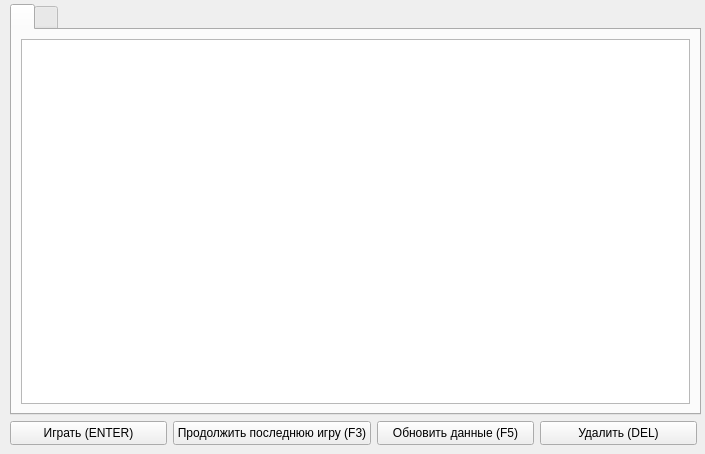
Qt form manager.ui (mee1b/AGL-Player) before a commit.
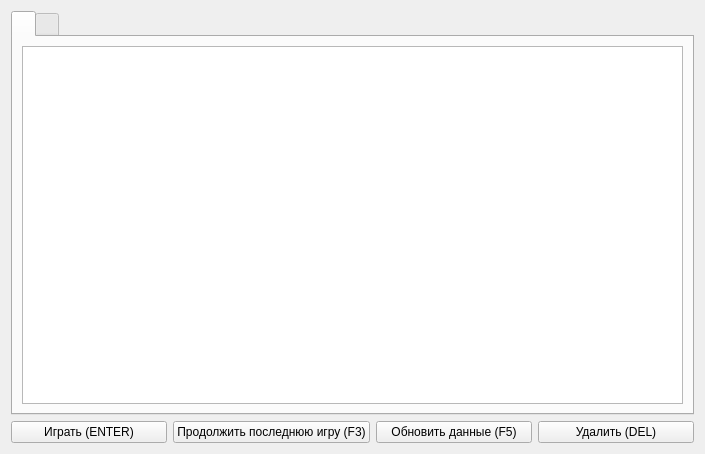
The same form after that commit.

The edit to the form file:
```diff
--- a/manager.ui
+++ b/manager.ui
@@ -25,88 +25,9 @@
   <property name="windowTitle">
    <string>Form</string>
   </property>
-  <widget class="QPushButton" name="b_LastSaveContin">
-   <property name="enabled">
-    <bool>true</bool>
-   </property>
-   <property name="geometry">
-    <rect>
-     <x>173</x>
-     <y>421</y>
-     <width>198</width>
-     <height>24</height>
-    </rect>
-   </property>
-   <property name="focusPolicy">
-    <enum>Qt::FocusPolicy::StrongFocus</enum>
-   </property>
-   <property name="layoutDirection">
-    <enum>Qt::LayoutDirection::LeftToRight</enum>
-   </property>
-   <property name="text">
-    <string>Продолжить последнюю игру (F3)</string>
-   </property>
-  </widget>
-  <widget class="QPushButton" name="b_StartGame">
-   <property name="enabled">
-    <bool>true</bool>
-   </property>
-   <property name="geometry">
-    <rect>
-     <x>10</x>
-     <y>421</y>
-     <width>157</width>
-     <height>24</height>
-    </rect>
-   </property>
-   <property name="text">
-    <string>Играть (ENTER)</string>
-   </property>
-  </widget>
-  <widget class="QPushButton" name="b_Updata">
-   <property name="enabled">
-    <bool>true</bool>
-   </property>
-   <property name="geometry">
-    <rect>
-     <x>377</x>
-     <y>421</y>
-     <width>157</width>
-     <height>24</height>
-    </rect>
-   </property>
-   <property name="layoutDirection">
-    <enum>Qt::LayoutDirection::LeftToRight</enum>
-   </property>
-   <property name="text">
-    <string>Обновить данные (F5)</string>
-   </property>
-  </widget>
-  <widget class="QPushButton" name="b_Delete">
-   <property name="enabled">
-    <bool>true</bool>
-   </property>
-   <property name="geometry">
-    <rect>
-     <x>540</x>
-     <y>421</y>
-     <width>157</width>
-     <height>24</height>
-    </rect>
-   </property>
-   <property name="text">
-    <string>Удалить (DEL)</string>
-   </property>
-  </widget>
+  <layout class="QGridLayout" name="gridLayout">
+   <item row="0" column="0" colspan="4">
   <widget class="QTabWidget" name="switchGame">
-   <property name="geometry">
-    <rect>
-     <x>10</x>
-     <y>4</y>
-     <width>691</width>
-     <height>411</height>
-    </rect>
-   </property>
    <property name="currentIndex">
     <number>0</number>
    </property>
@@ -143,6 +64,57 @@
     </layout>
    </widget>
   </widget>
+   </item>
+   <item row="1" column="0">
+    <widget class="QPushButton" name="b_StartGame">
+     <property name="enabled">
+      <bool>true</bool>
+     </property>
+     <property name="text">
+      <string>Играть (ENTER)</string>
+     </property>
+    </widget>
+   </item>
+   <item row="1" column="1">
+    <widget class="QPushButton" name="b_LastSaveContin">
+     <property name="enabled">
+      <bool>true</bool>
+     </property>
+     <property name="focusPolicy">
+      <enum>Qt::FocusPolicy::StrongFocus</enum>
+     </property>
+     <property name="layoutDirection">
+      <enum>Qt::LayoutDirection::LeftToRight</enum>
+     </property>
+     <property name="text">
+      <string>Продолжить последнюю игру (F3)</string>
+     </property>
+    </widget>
+   </item>
+   <item row="1" column="2">
+    <widget class="QPushButton" name="b_Updata">
+     <property name="enabled">
+      <bool>true</bool>
+     </property>
+     <property name="layoutDirection">
+      <enum>Qt::LayoutDirection::LeftToRight</enum>
+     </property>
+     <property name="text">
+      <string>Обновить данные (F5)</string>
+     </property>
+    </widget>
+   </item>
+   <item row="1" column="3">
+    <widget class="QPushButton" name="b_Delete">
+     <property name="enabled">
+      <bool>true</bool>
+     </property>
+     <property name="text">
+      <string>Удалить (DEL)</string>
+     </property>
+    </widget>
+   </item>
+  </layout>
  </widget>
  <tabstops>
   <tabstop>plugList</tabstop>
```
Lines whose indentation alone changed are shown as unchanged.
